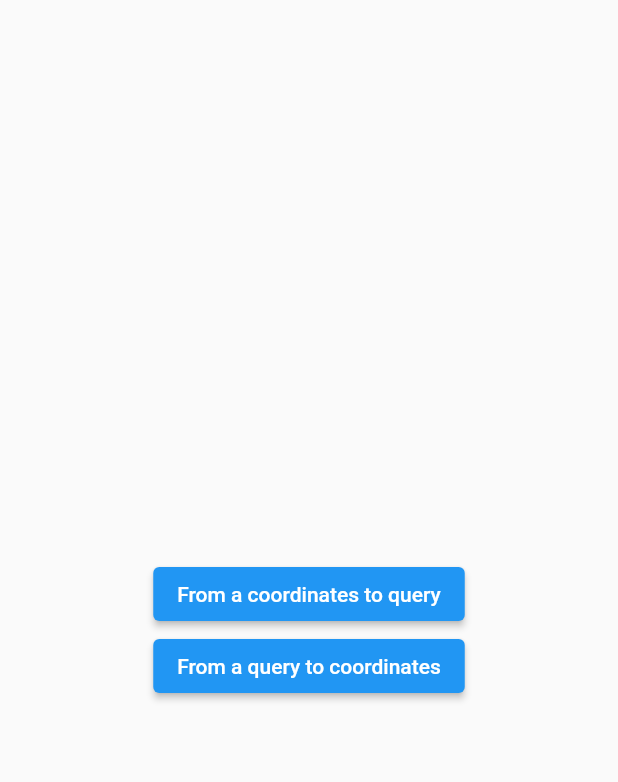
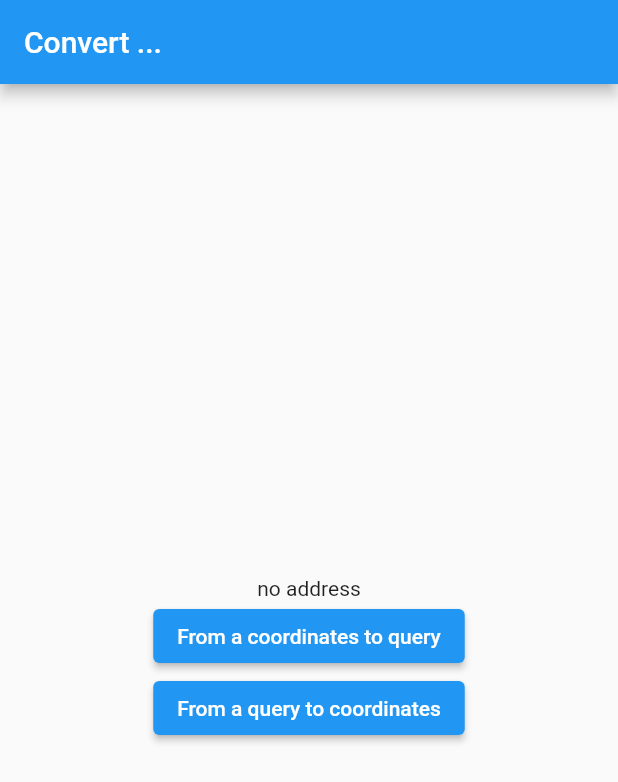
Before and after one commit to Mahmoud-Elbrer/flutter_google_map, a Flutter app: the screen it shows after launch, after a tap on "From a coordinates to query", on a phone screen of 412 x 824 dp. Shown: the top 782 px of the screen. Run offline on Flutter 3.47's test engine with Material 2 defaults, Android fonts, the phone set to English and light mode, and no system bars; our stand-ins replace geocoding, google_maps_flutter; missing offline and left inert: flutter_geocoder.

Commit message:
convert From a coordinates to query and From a query to coordinates by using geocoding

```diff
--- a/lib/convert_coordinates_to_address.dart
+++ b/lib/convert_coordinates_to_address.dart
@@ -15,6 +15,9 @@ class _ConvertCoordinatesToAddressState
   @override
   Widget build(BuildContext context) {
     return Scaffold(
+      appBar: AppBar(
+        title: Text("Convert ..."),
+      ),
       body: Center(
         child: Padding(
           padding: const EdgeInsets.all(8.0),
--- /dev/null
+++ b/lib/convert_coordinates_to_address_geocoding.dart
@@ -0,0 +1,67 @@
+import 'package:flutter/material.dart';
+import 'package:geocoding/geocoding.dart';
+
+class ConvertCoordinatesToAddressGeocoding extends StatefulWidget {
+  const ConvertCoordinatesToAddressGeocoding({Key? key}) : super(key: key);
+
+  @override
+  State<ConvertCoordinatesToAddressGeocoding> createState() =>
+      _ConvertCoordinatesToAddressGeocodingState();
+}
+
+// it support all newer versions sdk.
+
+class _ConvertCoordinatesToAddressGeocodingState
+    extends State<ConvertCoordinatesToAddressGeocoding> {
+  var textAdrees = 'no address';
+  @override
+  Widget build(BuildContext context) {
+    return Scaffold(
+      appBar: AppBar(
+        title: Text("Convert ..."),
+      ),
+      body: Center(
+        child: Padding(
+          padding: const EdgeInsets.all(8.0),
+          child: Column(
+            mainAxisAlignment: MainAxisAlignment.center,
+            children: [
+              Text(textAdrees),
+              ElevatedButton(
+                onPressed: () async {
+                  List<Location> locations =
+                      await locationFromAddress("Gronausestraat 710, Enschede");
+
+                  setState(() {
+                    textAdrees = locations.last.longitude.toString() +
+                        locations.last.latitude.toString();
+                  });
+
+                  /// this is address
+                  /// 'Address' - 14-D Street 24 - Al Murabaa - Abu Dhabi - United Arab Emirates
+                },
+                child: const Text('From a coordinates to query'),
+              ),
+              ElevatedButton(
+                onPressed: () async {
+                  List<Placemark> placemarks =
+                      await placemarkFromCoordinates(52.2165157, 6.9437819);
+
+                  setState(() {
+                    textAdrees = "Country :" +
+                        placemarks.last.country.toString() +
+                        " locality : " +
+                        placemarks.reversed.last.locality.toString() +
+                         " subAdministrativeArea : " +
+                        placemarks.reversed.last.subAdministrativeArea.toString();
+                  });
+                },
+                child: const Text('From a query to coordinates'),
+              ),
+            ],
+          ),
+        ),
+      ),
+    );
+  }
+}
--- a/lib/main.dart
+++ b/lib/main.dart
@@ -1,5 +1,6 @@
 import 'package:flutter/material.dart';
 import 'package:google_map_app/convert_coordinates_to_address.dart';
+import 'package:google_map_app/convert_coordinates_to_address_geocoding.dart';
 import 'package:google_map_app/home_screen.dart';
 
 void main() {
@@ -26,7 +27,7 @@ class MyApp extends StatelessWidget {
         // is not restarted.
         primarySwatch: Colors.blue,
       ),
-      home: const ConvertCoordinatesToAddress(),
+      home: const ConvertCoordinatesToAddressGeocoding(),
     );
   }
 }
--- a/pubspec.yaml
+++ b/pubspec.yaml
@@ -36,6 +36,7 @@ dependencies:
   cupertino_icons: ^1.0.2
   google_maps_flutter: ^2.2.0
   flutter_geocoder: ^0.2.2-nullsafety
+  geocoding: ^2.0.5
 
 dev_dependencies:
   flutter_test:
```
Also changed, not shown: pubspec.lock.
